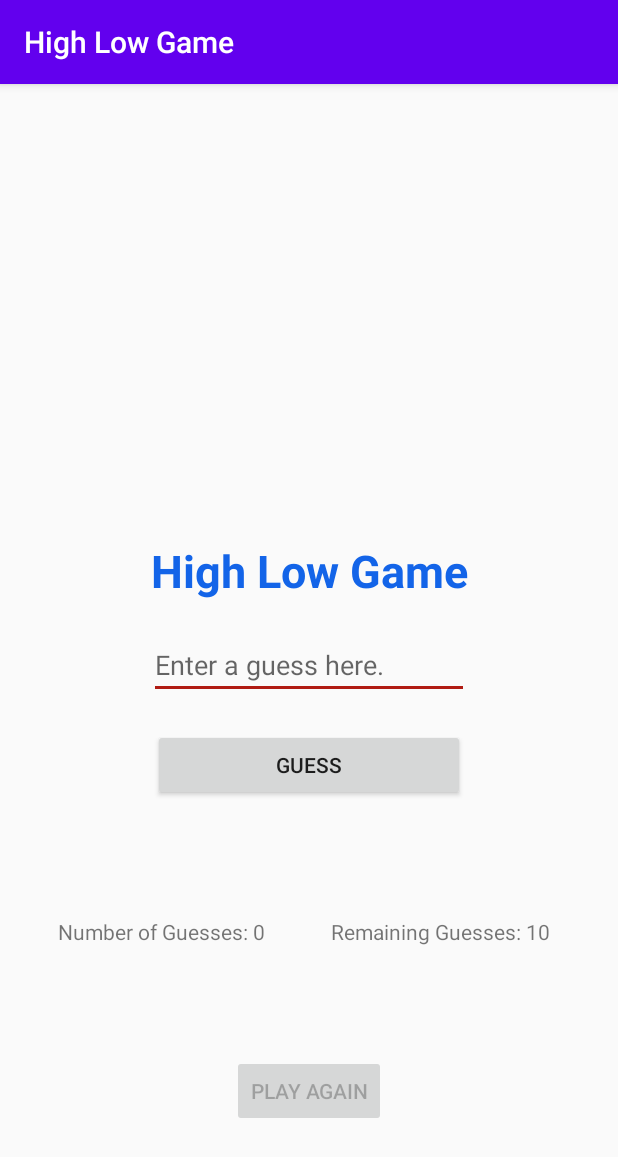
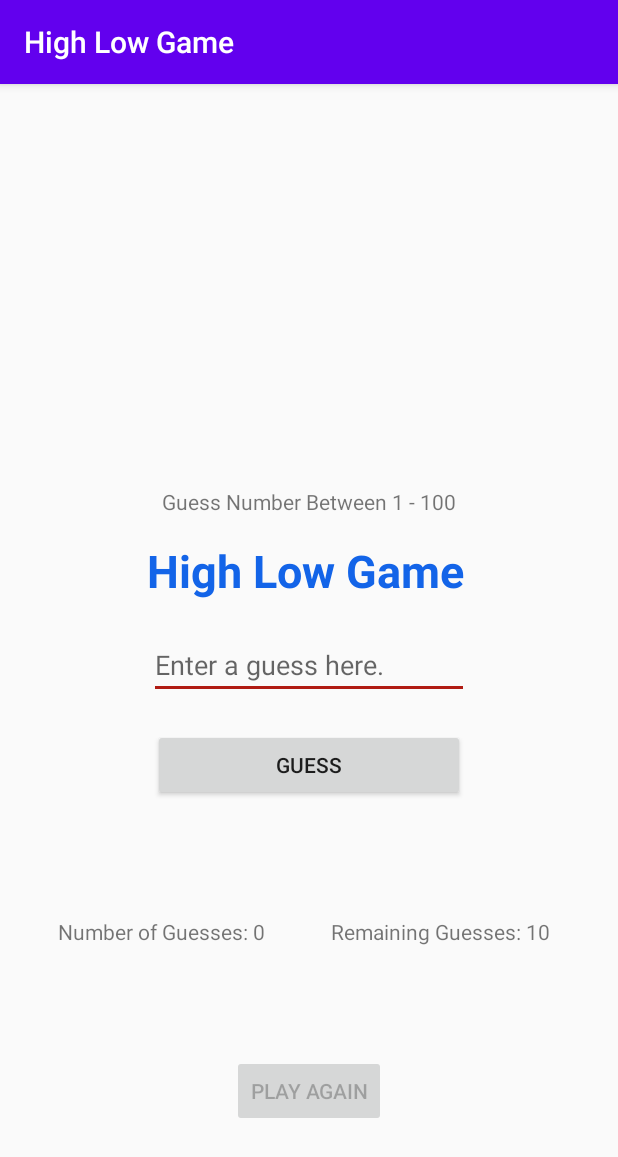
Before and after one commit to tayylorngo/Android-High-Low-Game, an Android app: the screen it shows after launch (MainActivity), on a phone screen of 412 x 824 dp. Shown: the top 1157 px of the screen. Run offline under Robolectric (Android 15) with nearby library versions, the phone set to English and light mode, and no system bars.

Commit message:
added text view to inform user of guess range

```diff
--- a/app/src/main/res/layout/activity_main.xml
+++ b/app/src/main/res/layout/activity_main.xml
@@ -16,6 +16,7 @@
         android:textSize="30sp"
         android:textStyle="bold"
         app:layout_constraintBottom_toBottomOf="parent"
+        app:layout_constraintHorizontal_bias="0.489"
         app:layout_constraintLeft_toLeftOf="parent"
         app:layout_constraintRight_toRightOf="parent"
         app:layout_constraintTop_toTopOf="parent" />
@@ -87,5 +88,15 @@
         android:onClick="playAgain"
         />
 
+    <TextView
+        android:id="@+id/numberRange"
+        android:layout_width="wrap_content"
+        android:layout_height="wrap_content"
+        android:layout_marginBottom="16dp"
+        android:text="Guess Number Between 1 - 100"
+        app:layout_constraintBottom_toTopOf="@+id/title"
+        app:layout_constraintEnd_toEndOf="parent"
+        app:layout_constraintStart_toStartOf="parent" />
+
 
 </android.support.constraint.ConstraintLayout>
```
